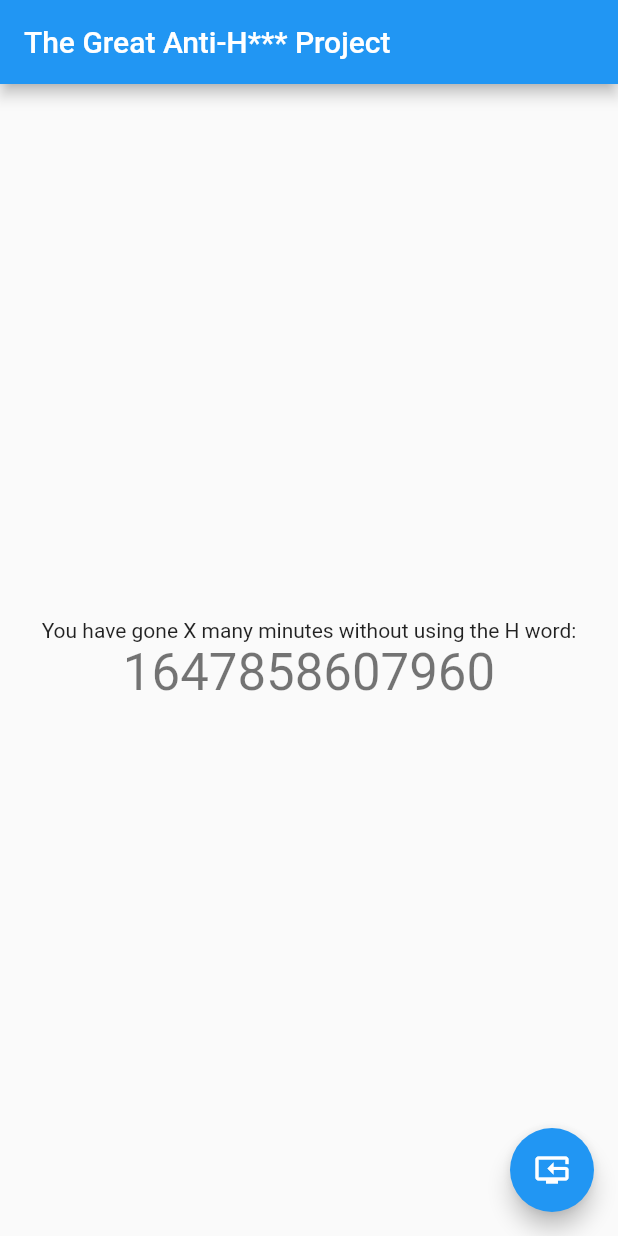
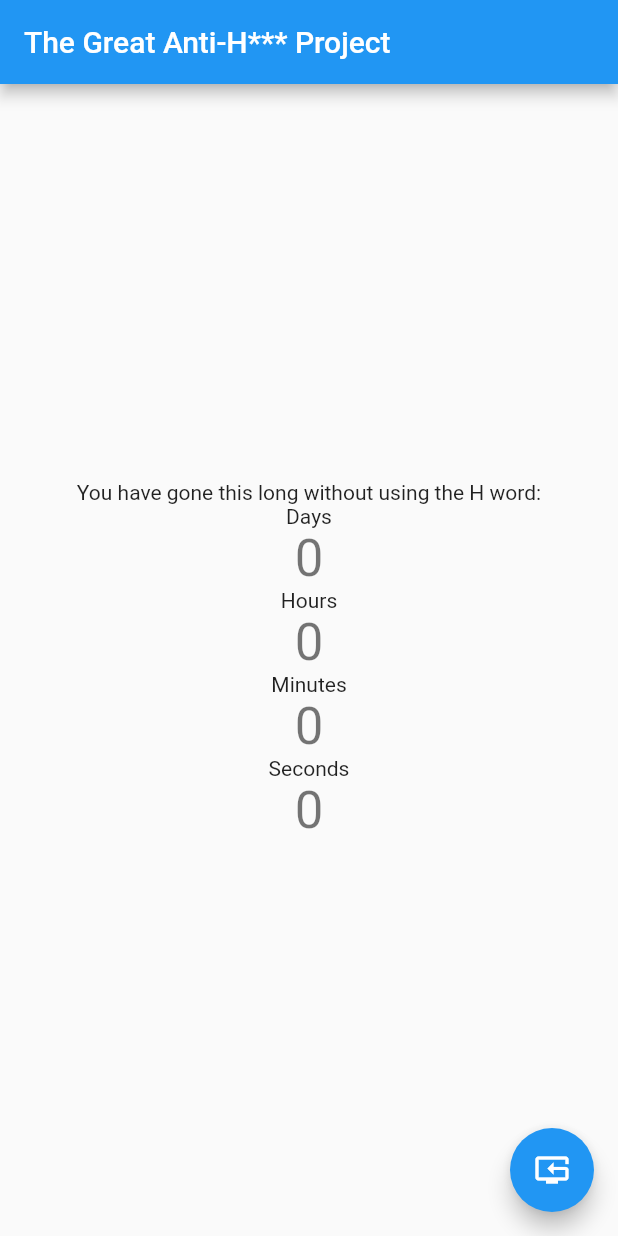
Before and after one commit to angwonson/thegreatantihate, a Flutter app: the screen it shows after launch, after a tap on the "reset tv" icon, on a phone screen of 412 x 824 dp. Run offline on Flutter 3.47's test engine with Material 2 defaults, Android fonts, the phone set to English and light mode, and no system bars; our stand-ins replace shared_preferences.

```diff
--- a/lib/main.dart
+++ b/lib/main.dart
@@ -1,3 +1,5 @@
+import 'dart:async';
+
 import 'package:flutter/material.dart';
 import 'package:shared_preferences/shared_preferences.dart';
 
@@ -31,11 +33,28 @@ class MyHomePage extends StatefulWidget {
 
 class _MyHomePageState extends State<MyHomePage> {
   int _mostrecent = DateTime.now().millisecondsSinceEpoch;
+  int _daysSince = 0;
+  int _hoursSince = 0;
+  int _minutesSince = 0;
+  int _secondsSince = 0;
 
   @override
   void initState() {
     super.initState();
     _loadMostrecent();
+    Timer.periodic(Duration(seconds: 10), (Timer t) => _calculateDeltas());
+  }
+
+  void _calculateDeltas() async {
+    var now = DateTime.now();
+    var date = DateTime.fromMillisecondsSinceEpoch(_mostrecent);
+    var diff = now.difference(date);
+    setState(() {
+      _daysSince = diff.inDays;
+      _hoursSince = diff.inHours;
+      _minutesSince = diff.inMinutes;
+      _secondsSince = diff.inSeconds;
+    });
   }
 
   void _loadMostrecent() async {
@@ -43,6 +62,7 @@ class _MyHomePageState extends State<MyHomePage> {
     setState(() {
       _mostrecent = (prefs.getInt('mostrecent') ?? DateTime.now().millisecondsSinceEpoch);
     });
+    _calculateDeltas();
   }
 
   void _resetMostRecent() async {
@@ -51,6 +71,7 @@ class _MyHomePageState extends State<MyHomePage> {
       _mostrecent = DateTime.now().millisecondsSinceEpoch;
       prefs.setInt('mostrecent', _mostrecent);
     });
+    _calculateDeltas();
   }
 
   @override
@@ -64,10 +85,34 @@ class _MyHomePageState extends State<MyHomePage> {
           mainAxisAlignment: MainAxisAlignment.center,
           children: <Widget>[
             const Text(
-              'You have gone X many minutes without using the H word:',
+              'You have gone this long without using the H word:',
+            ),
+            const Text(
+              'Days',
             ),
             Text(
-              '$_mostrecent',
+              '$_daysSince',
+              style: Theme.of(context).textTheme.headline4,
+            ),
+            const Text(
+              'Hours',
+            ),
+            Text(
+              '$_hoursSince',
+              style: Theme.of(context).textTheme.headline4,
+            ),
+            const Text(
+              'Minutes',
+            ),
+            Text(
+              '$_minutesSince',
+              style: Theme.of(context).textTheme.headline4,
+            ),
+            const Text(
+              'Seconds',
+            ),
+            Text(
+              '$_secondsSince',
               style: Theme.of(context).textTheme.headline4,
             ),
           ],
```
